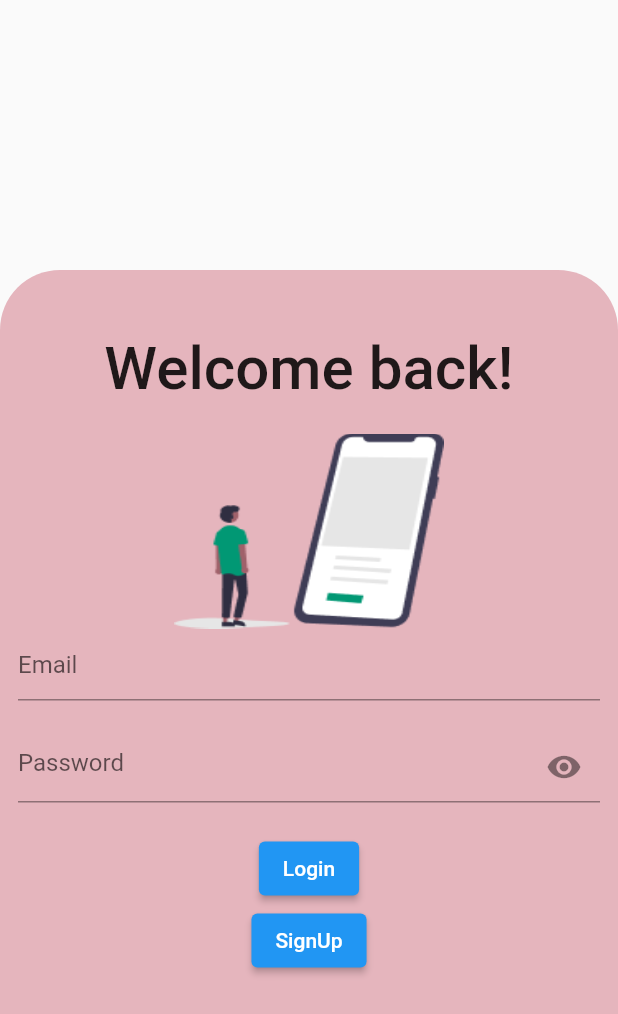
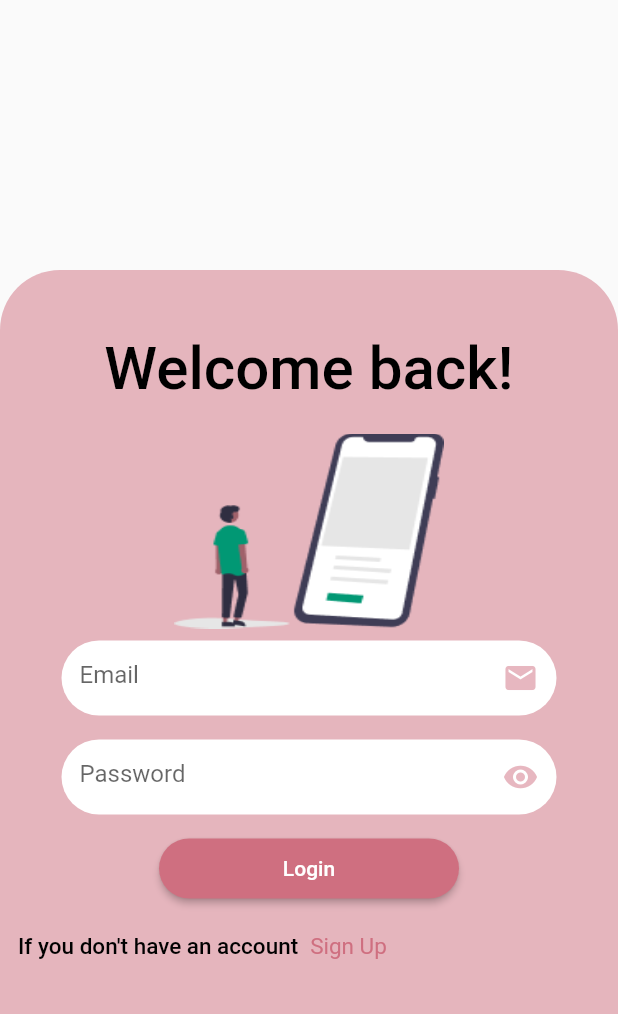
Before and after one commit to NaseerAhmed3/auto_mobile_tracker, a Flutter app: the screen it shows after launch, after a tap on "Gets Started !", on a phone screen of 412 x 824 dp. Shown: the top 1014 px of the screen. Run offline on Flutter 3.47's test engine with Material 2 defaults, Android fonts, the phone set to English and light mode, and no system bars; our stand-ins replace cloud_firestore, firebase_auth, firebase_core, firebase_database, firebase_storage, google_maps_flutter and 2 more; accounts and stored records are empty.

Commit message:
loginpage ready

```diff
--- a/auto_mobile_tracker/lib/components.dart
+++ b/auto_mobile_tracker/lib/components.dart
@@ -84,12 +84,14 @@ class RoundedInputField extends StatelessWidget {
 class Consttext extends StatelessWidget {
   final kfontw;
   final kfonts;
+  final kcolor;
   final String ctext;
   const Consttext({
     super.key,
     required this.ctext,
     required this.kfontw,
     required this.kfonts,
+    required this.kcolor,
   });
 
   @override
@@ -97,6 +99,7 @@ class Consttext extends StatelessWidget {
     return Text(
       ctext,
       style: TextStyle(
+        color: kcolor,
         fontSize: kfonts,
         fontWeight: kfontw,
       ),
--- a/auto_mobile_tracker/lib/login.dart
+++ b/auto_mobile_tracker/lib/login.dart
@@ -53,7 +53,9 @@ class _LoginPageState extends State<LoginPage> {
                             Consttext(
                               ctext: "Welcome back!",
                               kfontw: FontWeight.w500,
-                                kfonts: 40.0),
+                              kfonts: 40.0,
+                              kcolor: Colors.black,
+                            ),
                             const SizedBox(
                               height: 20,
                             ),
@@ -69,10 +71,29 @@ class _LoginPageState extends State<LoginPage> {
                                     fit: BoxFit.fill),
                               ),
                             ),
-                            TextFormField(
+
+                            // Email Textfeild
+                            Padding(
+                              padding: const EdgeInsets.all(8.0),
+                              child: SizedBox(
+                                height: 50,
+                                width: 330,
+                                child: TextFormField(
                                   controller: emailController,
-                              decoration: const InputDecoration(
-                                hintText: 'Email',
+                                  decoration: InputDecoration(
+                                    suffixIcon: Icon(Icons.email),
+                                    suffixIconColor: Color(0x7fCF6F80),
+                                    hintText: "Email",
+                                    filled: true,
+                                    fillColor: Colors.white,
+                                    focusedBorder: OutlineInputBorder(
+                                      borderSide: BorderSide.none,
+                                      borderRadius: BorderRadius.circular(30.0),
+                                    ),
+                                    border: OutlineInputBorder(
+                                      borderSide: BorderSide.none,
+                                      borderRadius: BorderRadius.circular(30.0),
+                                    ),
                                   ),
                                   validator: (value) {
                                     if (value!.isEmpty) {
@@ -88,10 +109,17 @@ class _LoginPageState extends State<LoginPage> {
                                   },
                                   keyboardType: TextInputType.emailAddress,
                                 ),
-                            const SizedBox(
-                              height: 20,
                               ),
-                            TextFormField(
+                            ),
+
+                            // Password Textfeild
+
+                            Padding(
+                              padding: const EdgeInsets.all(8.0),
+                              child: SizedBox(
+                                height: 50,
+                                width: 330,
+                                child: TextFormField(
                                   controller: passwordController,
                                   decoration: InputDecoration(
                                     suffixIcon: IconButton(
@@ -102,8 +130,20 @@ class _LoginPageState extends State<LoginPage> {
                                         setState(() {
                                           _isObscure3 = !_isObscure3;
                                         });
-                                    }),
+                                      },
+                                    ),
+                                    suffixIconColor: Color(0x7fCF6F80),
                                     hintText: 'Password',
+                                    filled: true,
+                                    fillColor: Colors.white,
+                                    focusedBorder: OutlineInputBorder(
+                                      borderSide: BorderSide.none,
+                                      borderRadius: BorderRadius.circular(30.0),
+                                    ),
+                                    border: OutlineInputBorder(
+                                      borderSide: BorderSide.none,
+                                      borderRadius: BorderRadius.circular(30.0),
+                                    ),
                                   ),
                                   validator: (value) {
                                     RegExp regex = RegExp(r'^.{6,}$');
@@ -118,27 +158,60 @@ class _LoginPageState extends State<LoginPage> {
                                   },
                                   keyboardType: TextInputType.emailAddress,
                                 ),
-                            const SizedBox(
-                              height: 20,
                               ),
-                            ElevatedButton(
+                            ),
+
+                            Padding(
+                              padding: const EdgeInsets.all(8.0),
+                              child: SizedBox(
+                                height: 40,
+                                width: 200,
+                                child: ElevatedButton(
                                   onPressed: () {
                                     signIn(emailController.text,
                                         passwordController.text);
                                   },
+                                  style: ElevatedButton.styleFrom(
+                                    backgroundColor: kcolor,
+                                    shape: RoundedRectangleBorder(
+                                      borderRadius: BorderRadius.circular(50.0),
+                                    ),
+                                  ),
                                   child: const Text("Login"),
                                 ),
-                            ElevatedButton(
+                              ),
+                            ),
+                            // kbutton(Rpage: {
+                            //   signIn(
+                            //       emailController.text, passwordController.text)
+                            // }, BText: "Login", CHeight: 30.0, CWidth: 200.0),
+                            // TextButton for Signup
+                            Row(
+                              children: [
+                                Consttext(
+                                    ctext: "If you don't have an account",
+                                    kfontw: FontWeight.w500,
+                                    kfonts: 15.0,
+                                    kcolor: Colors.black),
+                                TextButton(
                                   onPressed: () {
                                     Navigator.push(
                                       context,
                                       MaterialPageRoute(
-                                    builder: (context) => const SignUpPage(),
+                                        builder: (context) =>
+                                            const SignUpPage(),
                                       ),
                                     );
                                   },
-                              child: const Text("SignUp"),
+                                  child: Consttext(
+                                      ctext: "Sign Up",
+                                      kfontw: FontWeight.w400,
+                                      kfonts: 15.0,
+                                      kcolor: kcolor),
                                 ),
+                              ],
+                            ),
+
                             const SizedBox(
                               height: 10,
                             ),
```
Lines whose indentation alone changed are shown as unchanged.
